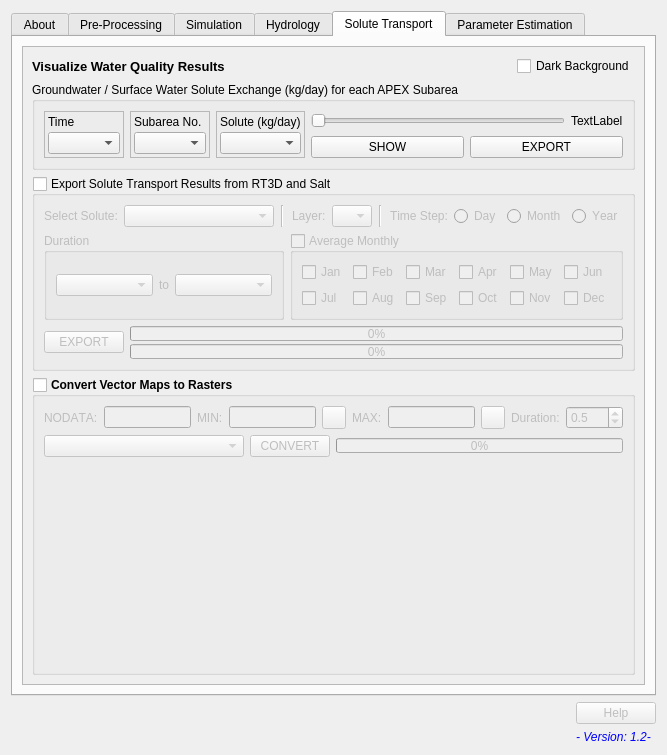
The window that APEXMOD/APEXMOD_dialog_base.ui (spark-brc/APEXMOD-plugin) describes before a commit, drawn with Qt 5.
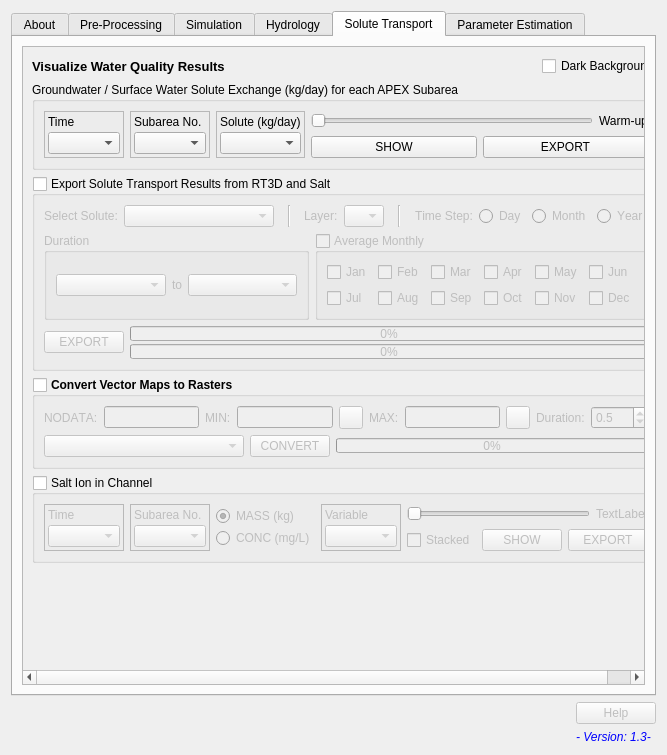
The same window after the commit. The open tabs and pages were chosen to show the change. Icons and pictures are not drawn. Custom widgets are drawn as their Qt base class.

Commit message: updated salt functions

Patch:
```diff
--- a/APEXMOD/APEXMOD_dialog_base.ui
+++ b/APEXMOD/APEXMOD_dialog_base.ui
@@ -6884,6 +6884,73 @@
                    <layout class="QHBoxLayout" name="horizontalLayout_71">
                     <item>
                      <widget class="QSlider" name="horizontalSlider_solute_start_year">
+                      <property name="palette">
+                       <palette>
+                        <active>
+                         <colorrole role="Button">
+                          <brush brushstyle="SolidPattern">
+                           <color alpha="255">
+                            <red>0</red>
+                            <green>120</green>
+                            <blue>215</blue>
+                           </color>
+                          </brush>
+                         </colorrole>
+                         <colorrole role="Highlight">
+                          <brush brushstyle="SolidPattern">
+                           <color alpha="255">
+                            <red>240</red>
+                            <green>240</green>
+                            <blue>240</blue>
+                           </color>
+                          </brush>
+                         </colorrole>
+                        </active>
+                        <inactive>
+                         <colorrole role="Button">
+                          <brush brushstyle="SolidPattern">
+                           <color alpha="255">
+                            <red>240</red>
+                            <green>240</green>
+                            <blue>240</blue>
+                           </color>
+                          </brush>
+                         </colorrole>
+                         <colorrole role="Highlight">
+                          <brush brushstyle="SolidPattern">
+                           <color alpha="255">
+                            <red>240</red>
+                            <green>240</green>
+                            <blue>240</blue>
+                           </color>
+                          </brush>
+                         </colorrole>
+                        </inactive>
+                        <disabled>
+                         <colorrole role="Button">
+                          <brush brushstyle="SolidPattern">
+                           <color alpha="255">
+                            <red>240</red>
+                            <green>240</green>
+                            <blue>240</blue>
+                           </color>
+                          </brush>
+                         </colorrole>
+                         <colorrole role="Highlight">
+                          <brush brushstyle="SolidPattern">
+                           <color alpha="255">
+                            <red>240</red>
+                            <green>240</green>
+                            <blue>240</blue>
+                           </color>
+                          </brush>
+                         </colorrole>
+                        </disabled>
+                       </palette>
+                      </property>
+                      <property name="mouseTracking">
+                       <bool>true</bool>
+                      </property>
                       <property name="orientation">
                        <enum>Qt::Horizontal</enum>
                       </property>
@@ -6892,7 +6959,7 @@
                     <item>
                      <widget class="QLabel" name="label_solute_year">
                       <property name="text">
-                       <string>TextLabel</string>
+                       <string>Warm-up</string>
                       </property>
                      </widget>
                     </item>
@@ -7642,22 +7709,312 @@
                 </item>
                </layout>
               </item>
+             </layout>
+            </widget>
+           </item>
+           <item>
+            <widget class="QGroupBox" name="groupBox_salt_channel">
+             <property name="font">
+              <font>
+               <weight>50</weight>
+               <bold>false</bold>
+               <kerning>true</kerning>
+              </font>
+             </property>
+             <property name="title">
+              <string>Salt Ion in Channel</string>
+             </property>
+             <property name="checkable">
+              <bool>true</bool>
+             </property>
+             <property name="checked">
+              <bool>false</bool>
+             </property>
+             <layout class="QHBoxLayout" name="horizontalLayout_73">
               <item>
-               <spacer name="verticalSpacer_3">
-                <property name="orientation">
-                 <enum>Qt::Vertical</enum>
+               <layout class="QHBoxLayout" name="horizontalLayout_72">
+                <property name="topMargin">
+                 <number>0</number>
                 </property>
-                <property name="sizeHint" stdset="0">
-                 <size>
-                  <width>20</width>
-                  <height>40</height>
-                 </size>
-                </property>
-               </spacer>
+                <item>
+                 <widget class="QFrame" name="frame_23">
+                  <property name="frameShape">
+                   <enum>QFrame::StyledPanel</enum>
+                  </property>
+                  <property name="frameShadow">
+                   <enum>QFrame::Raised</enum>
+                  </property>
+                  <layout class="QVBoxLayout" name="verticalLayout_67">
+                   <property name="spacing">
+                    <number>3</number>
+                   </property>
+                   <property name="leftMargin">
+                    <number>3</number>
+                   </property>
+                   <property name="topMargin">
+                    <number>3</number>
+                   </property>
+                   <property name="rightMargin">
+                    <number>3</number>
+                   </property>
+                   <property name="bottomMargin">
+                    <number>3</number>
+                   </property>
+                   <item>
+                    <widget class="QLabel" name="label_81">
+                     <property name="text">
+                      <string>Time</string>
+                     </property>
+                    </widget>
+                   </item>
+                   <item>
+                    <widget class="QComboBox" name="comboBox_salt_time"/>
+                   </item>
+                  </layout>
+                 </widget>
+                </item>
+                <item>
+                 <widget class="QFrame" name="frame_24">
+                  <property name="frameShape">
+                   <enum>QFrame::StyledPanel</enum>
+                  </property>
+                  <property name="frameShadow">
+                   <enum>QFrame::Raised</enum>
+                  </property>
+                  <layout class="QVBoxLayout" name="verticalLayout_68">
+                   <property name="spacing">
+                    <number>3</number>
+                   </property>
+                   <property name="leftMargin">
+                    <number>3</number>
+                   </property>
+                   <property name="topMargin">
+                    <number>3</number>
+                   </property>
+                   <property name="rightMargin">
+                    <number>3</number>
+                   </property>
+                   <property name="bottomMargin">
+                    <number>3</number>
+                   </property>
+                   <item>
+                    <widget class="QLabel" name="label_82">
+                     <property name="text">
+                      <string>Subarea No.</string>
+                     </property>
+                    </widget>
+                   </item>
+                   <item>
+                    <widget class="QComboBox" name="comboBox_salt_sub"/>
+                   </item>
+                  </layout>
+                 </widget>
+                </item>
+                <item>
+                 <layout class="QVBoxLayout" name="verticalLayout_72">
+                  <property name="spacing">
+                   <number>0</number>
+                  </property>
+                  <property name="rightMargin">
+                   <number>0</number>
+                  </property>
+                  <item>
+                   <widget class="QRadioButton" name="radioButton_salt_mass">
+                    <property name="text">
+                     <string>MASS (kg)</string>
+                    </property>
+                    <property name="checked">
+                     <bool>true</bool>
+                    </property>
+                    <attribute name="buttonGroup">
+                     <string notr="true">buttonGroup_salt_ions</string>
+                    </attribute>
+                   </widget>
+                  </item>
+                  <item>
+                   <widget class="QRadioButton" name="radioButton_salt_conc">
+                    <property name="text">
+                     <string>CONC (mg/L)</string>
+                    </property>
+                    <property name="checked">
+                     <bool>false</bool>
+                    </property>
+                    <attribute name="buttonGroup">
+                     <string notr="true">buttonGroup_salt_ions</string>
+                    </attribute>
+                   </widget>
+                  </item>
+                 </layout>
+                </item>
+                <item>
+                 <widget class="QFrame" name="frame_25">
+                  <property name="frameShape">
+                   <enum>QFrame::StyledPanel</enum>
+                  </property>
+                  <property name="frameShadow">
+                   <enum>QFrame::Raised</enum>
+                  </property>
+                  <layout class="QVBoxLayout" name="verticalLayout_69">
+                   <property name="spacing">
+                    <number>3</number>
+                   </property>
+                   <property name="leftMargin">
+                    <number>3</number>
+                   </property>
+                   <property name="topMargin">
+                    <number>3</number>
+                   </property>
+                   <property name="rightMargin">
+                    <number>3</number>
+                   </property>
+                   <property name="bottomMargin">
+                    <number>3</number>
+                   </property>
+                   <item>
+                    <widget class="QLabel" name="label_86">
+                     <property name="text">
+                      <string>Variable</string>
+                     </property>
+                    </widget>
+                   </item>
+                   <item>
+                    <widget class="QComboBox" name="comboBox_salt_vars"/>
+                   </item>
+                  </layout>
+                 </widget>
+                </item>
+                <item>
+                 <layout class="QVBoxLayout" name="verticalLayout_70">
+                  <item>
+                   <layout class="QHBoxLayout" name="horizontalLayout_74">
+                    <property name="topMargin">
+                     <number>0</number>
+                    </property>
+                    <item>
+                     <widget class="QSlider" name="horizontalSlider_salt_start_year">
+                      <property name="palette">
+                       <palette>
+                        <active>
+                         <colorrole role="Button">
+                          <brush brushstyle="SolidPattern">
+                           <color alpha="255">
+                            <red>0</red>
+                            <green>122</green>
+                            <blue>217</blue>
+                           </color>
+                          </brush>
+                         </colorrole>
+                         <colorrole role="Highlight">
+                          <brush brushstyle="SolidPattern">
+                           <color alpha="255">
+                            <red>240</red>
+                            <green>240</green>
+                            <blue>240</blue>
+                           </color>
+                          </brush>
+                         </colorrole>
+                        </active>
+                        <inactive>
+                         <colorrole role="Button">
+                          <brush brushstyle="SolidPattern">
+                           <color alpha="255">
+                            <red>240</red>
+                            <green>240</green>
+                            <blue>240</blue>
+                           </color>
+                          </brush>
+                         </colorrole>
+                         <colorrole role="Highlight">
+                          <brush brushstyle="SolidPattern">
+                           <color alpha="255">
+                            <red>240</red>
+                            <green>240</green>
+                            <blue>240</blue>
+                           </color>
+                          </brush>
+                         </colorrole>
+                        </inactive>
+                        <disabled>
+                         <colorrole role="Button">
+                          <brush brushstyle="SolidPattern">
+                           <color alpha="255">
+                            <red>240</red>
+                            <green>240</green>
+                            <blue>240</blue>
+                           </color>
+                          </brush>
+                         </colorrole>
+                         <colorrole role="Highlight">
+                          <brush brushstyle="SolidPattern">
+                           <color alpha="255">
+                            <red>240</red>
+                            <green>240</green>
+                            <blue>240</blue>
+                           </color>
+                          </brush>
+                         </colorrole>
+                        </disabled>
+                       </palette>
+                      </property>
+                      <property name="orientation">
+                       <enum>Qt::Horizontal</enum>
+                      </property>
+                     </widget>
+                    </item>
+                    <item>
+                     <widget class="QLabel" name="label_salt_year">
+                      <property name="text">
+                       <string>TextLabel</string>
+                      </property>
+                     </widget>
+                    </item>
+                   </layout>
+                  </item>
+                  <item>
+                   <layout class="QHBoxLayout" name="horizontalLayout_75">
+                    <item>
+                     <widget class="QCheckBox" name="checkBox_salt_stacked">
+                      <property name="text">
+                       <string>Stacked</string>
+                      </property>
+                     </widget>
+                    </item>
+                    <item>
+                     <widget class="QPushButton" name="pushButton_salt_plot">
+                      <property name="text">
+                       <string>SHOW</string>
+                      </property>
+                     </widget>
+                    </item>
+                    <item>
+                     <widget class="QPushButton" name="pushButton_salt_export">
+                      <property name="text">
+                       <string>EXPORT</string>
+                      </property>
+                     </widget>
+                    </item>
+                   </layout>
+                  </item>
+                 </layout>
+                </item>
+               </layout>
               </item>
              </layout>
             </widget>
            </item>
+           <item>
+            <spacer name="verticalSpacer_3">
+             <property name="orientation">
+              <enum>Qt::Vertical</enum>
+             </property>
+             <property name="sizeHint" stdset="0">
+              <size>
+               <width>20</width>
+               <height>40</height>
+              </size>
+             </property>
+            </spacer>
+           </item>
           </layout>
          </widget>
         </widget>
@@ -7776,7 +8133,7 @@
           </font>
          </property>
          <property name="text">
-          <string>&lt;html&gt;&lt;head/&gt;&lt;body&gt;&lt;p&gt;&lt;span style=&quot; color:#0000ff;&quot;&gt;- Version: 1.2-&lt;/span&gt;&lt;/p&gt;&lt;/body&gt;&lt;/html&gt;</string>
+          <string>&lt;html&gt;&lt;head/&gt;&lt;body&gt;&lt;p&gt;&lt;span style=&quot; color:#0000ff;&quot;&gt;- Version: 1.3-&lt;/span&gt;&lt;/p&gt;&lt;/body&gt;&lt;/html&gt;</string>
          </property>
          <property name="alignment">
           <set>Qt::AlignBottom|Qt::AlignLeading|Qt::AlignLeft</set>
```
Left out of the diff: 24 changed lines with no effect on the pictures. The commit also changes 12 other files.
